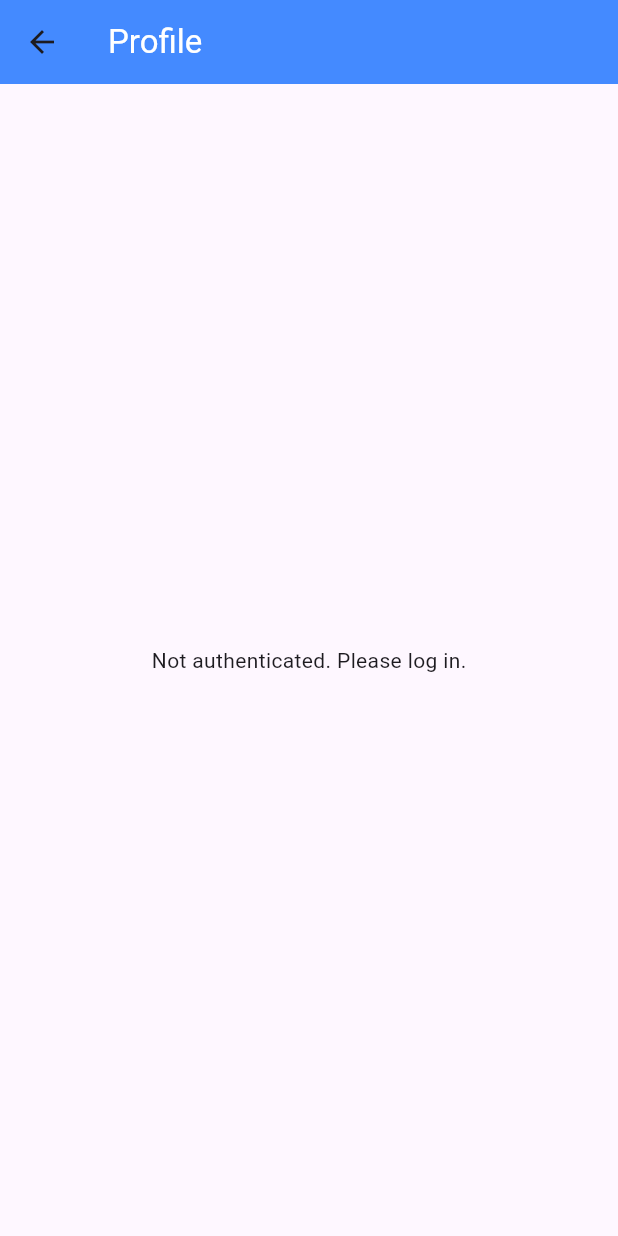
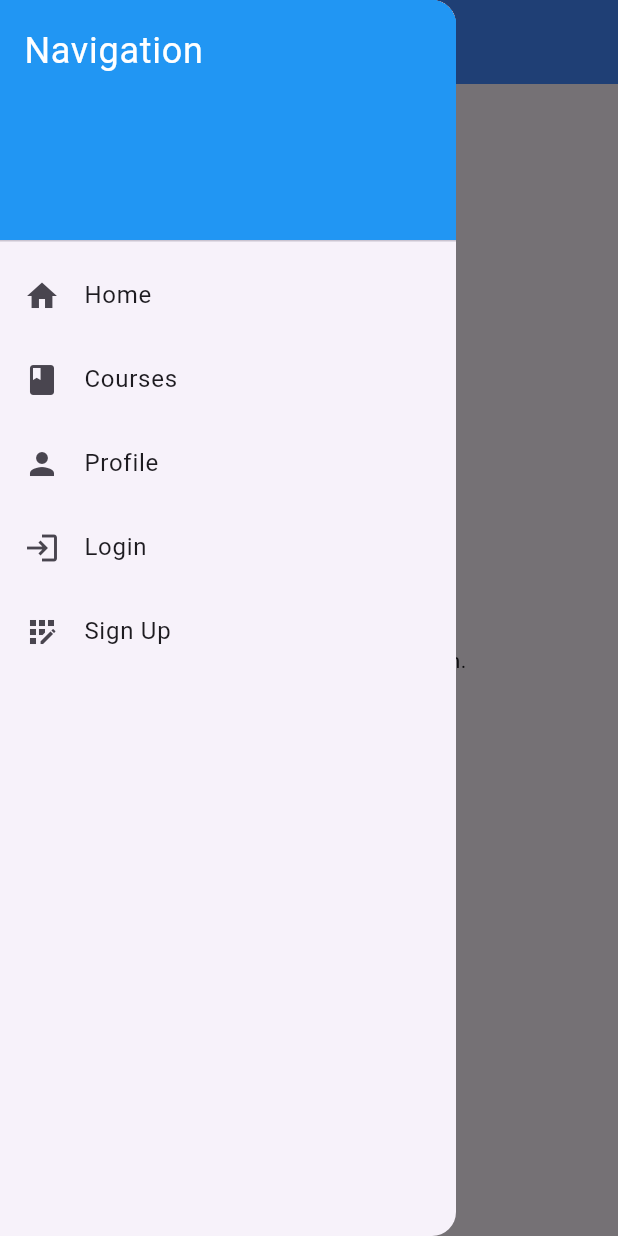
Before and after one commit to ake144/flutter-app, a Flutter app: the ProfileScreen screen opened directly, with the side drawer open (before the commit the screen has no drawer), on a phone screen of 412 x 824 dp. Run offline on Flutter 3.47's test engine with Material 3 defaults, Android fonts, the phone set to English and light mode, and no system bars; our stand-ins replace bloc, equatable, faker, firebase_auth, firebase_core, firebase_database and 7 more; accounts and stored records are empty.

Commit message:
Refactor authentication flow and enhance profile screen
- Updated API_URL handling in environment configuration.
- Integrated JWT decoding in AuthBloc for user details.
- Added username to AuthState for better state management.
- Enhanced ProfileScreen with navigation and user information display.
- Introduced NavBar widget for improved navigation.
- Added jwt_decoder dependency for JWT handling.
- Created decrypt utility file for future use.

```diff
--- a/lib/data/repositories/auths_repository.dart
+++ b/lib/data/repositories/auths_repository.dart
@@ -11,7 +11,7 @@ class LoginRepository {
 
   static Future<void> LoginUser(BuildContext context, String username, String password) async {
 
-   final backendUrl = dotenv.env['API_URL'] ?? 'http://localhost:3000';
+   final backendUrl = dotenv.env['API_URL'] ?? "http://localhost:3000";
 
 
   final uri = Uri.parse('$backendUrl/auth/login');
--- a/lib/presentation/bloc/auth_bloc/auth_bloc.dart
+++ b/lib/presentation/bloc/auth_bloc/auth_bloc.dart
@@ -1,5 +1,7 @@
 import 'package:bloc/bloc.dart';
 import 'package:flutter_secure_storage/flutter_secure_storage.dart';
+import 'package:flutter_dotenv/flutter_dotenv.dart';
+import 'package:jwt_decoder/jwt_decoder.dart';
 import 'auth_event.dart';
 import 'auth_state.dart';
 import 'dart:convert';
@@ -9,7 +11,7 @@ import 'package:http/http.dart' as http;
 
 class AuthBloc  extends Bloc<AuthEvent, AuthState> {
   final _storage = const FlutterSecureStorage();
-  final String backendUrl = 'http://localhost:3000';
+    final backendUrl = dotenv.env['API_URL'] ?? "http://localhost:3000";
 
   AuthBloc() : super(AuthState.initial()) {
     on<AuthLoginRequested>(_onLoginRequested);
@@ -37,8 +39,17 @@ class AuthBloc  extends Bloc<AuthEvent, AuthState> {
         final token = data['access_token'];
         await _storage.write(key: 'token', value: token);
 
+         final Map<String,dynamic> decoded = JwtDecoder.decode(token);
+
+          print('Decoded JWT: $decoded  ${decoded['username']}');
+         final  username = decoded['username'];
+         final email = decoded['email'];
+
+
         emit(state.copyWith(
             isAuthenticated: true,
+            email: email,
+            username: username,
              token: token));
       } else {
         emit(state.copyWith(
--- a/lib/presentation/bloc/auth_bloc/auth_state.dart
+++ b/lib/presentation/bloc/auth_bloc/auth_state.dart
@@ -4,12 +4,14 @@ class AuthState extends Equatable {
    final bool isAuthenticated;
    final String email;
    final String? token;
+    final String username;
    final String? errorMessage;
 
   const  AuthState({
      required this.isAuthenticated,
      required this.email,
      required this.token,
+     required this.username,
      required this.errorMessage,
    });
 
@@ -18,6 +20,7 @@ class AuthState extends Equatable {
          isAuthenticated: false,
          email: '',
          token: null,
+         username: '',
          errorMessage: null,
        );
 
@@ -25,12 +28,14 @@ class AuthState extends Equatable {
      bool? isAuthenticated,
      String? email,
      String? token,
+      String? username,
      String? errorMessage,
    }) {
       return AuthState(
        isAuthenticated: isAuthenticated ?? this.isAuthenticated,
        email: email ?? this.email,
        token: token ?? this.token,
+       username: username ?? this.username,
        errorMessage: errorMessage ?? this.errorMessage,
      );
    }
--- a/lib/presentation/screens/profile/profile_screen.dart
+++ b/lib/presentation/screens/profile/profile_screen.dart
@@ -3,6 +3,7 @@ import 'package:flutter_bloc/flutter_bloc.dart';
 import 'package:my_flutter_app/presentation/bloc/auth_bloc/auth_bloc.dart';
 import 'package:my_flutter_app/presentation/bloc/auth_bloc/auth_event.dart';
 import 'package:my_flutter_app/presentation/bloc/auth_bloc/auth_state.dart';
+import 'package:my_flutter_app/presentation/widgets/nav_bar.dart';
 
 class ProfileScreen extends StatelessWidget {
   const ProfileScreen({super.key});
@@ -14,6 +15,7 @@ class ProfileScreen extends StatelessWidget {
         title: const Text('Profile', style: TextStyle(color: Colors.white)),
         backgroundColor: Colors.blueAccent,
       ),
+       drawer: const NavBar(),
       body: BlocBuilder<AuthBloc, AuthState>(
         builder: (context, state) {
           if (!state.isAuthenticated) {
@@ -24,6 +26,8 @@ class ProfileScreen extends StatelessWidget {
 
           return Padding(
             padding: const EdgeInsets.all(16.0),
+            child: Center(
+
               child: Column(
                 crossAxisAlignment: CrossAxisAlignment.center,
                 children: [
@@ -55,6 +59,7 @@ class ProfileScreen extends StatelessWidget {
                 ),
               ],
             ),
+            )
           );
         },
       ),
--- a/lib/presentation/widgets/nav_bar.dart
+++ b/lib/presentation/widgets/nav_bar.dart
@@ -38,6 +38,15 @@ class NavBar extends StatelessWidget {
           ),
 
           ListTile(
+            leading: const Icon(Icons.person),
+            title: const Text('Profile'),
+            onTap: () {
+              context.go('/profile');
+            },
+          ),
+
+
+          ListTile(
             leading: const Icon(Icons.login),
             title: const Text('Login'),
             onTap: () {
--- a/pubspec.yaml
+++ b/pubspec.yaml
@@ -49,6 +49,7 @@ dependencies:
   firebase_auth: ^5.7.0
   flutter_dotenv: ^6.0.0
   flutter_secure_storage: ^9.2.4
+  jwt_decoder: ^2.0.1
 
 
 
```
Also changed, not shown: lib/core/utils/decrypt.dart (added), pubspec.lock, 1 other file. Lines whose indentation alone changed are shown as unchanged.
